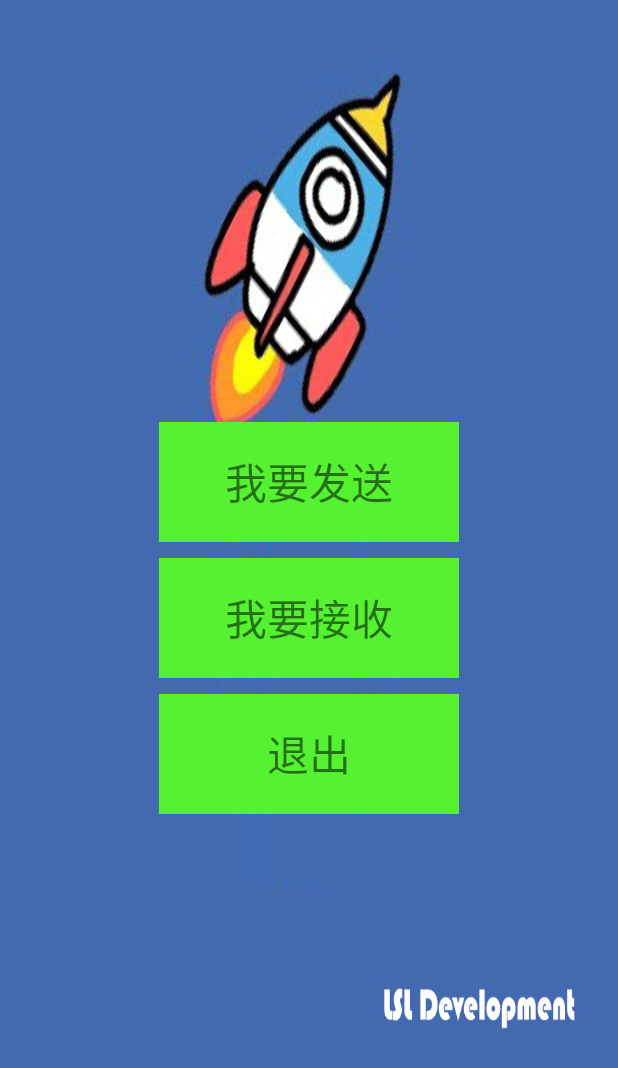
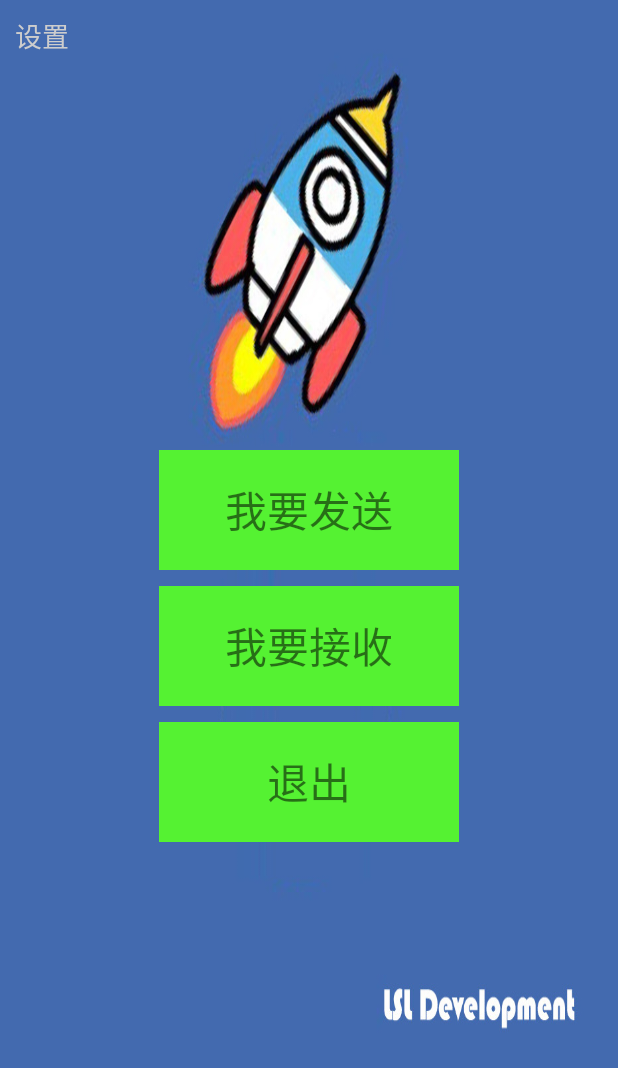
Before and after one commit to LSL-Git/WiFiDevelopment, an Android app: the screen it shows after launch (MainActivity), on a phone screen of 412 x 824 dp. Shown: the top 1068 px of the screen. Run offline under Robolectric (Android 15) with nearby library versions, the phone set to English and light mode, and no system bars.

Commit message:
进一步完善，并增添设置页面等

```diff
--- a/src/main/AndroidManifest.xml
+++ b/src/main/AndroidManifest.xml
@@ -13,7 +13,7 @@
 
     <application
         android:allowBackup="true"
-        android:icon="@mipmap/ic_launcher"
+        android:icon="@mipmap/app_img"
         android:label="@string/app_name"
         android:supportsRtl="true"
         android:theme="@style/AppTheme">
@@ -27,6 +27,7 @@
         <activity android:name=".activity.AcceptActivity"/>
         <activity android:name=".activity.SendActivity"/>
         <service android:name=".service.ListenService"/>
+        <activity android:name=".activity.SetActivity"/>
     </application>
 
 </manifest>
--- a/src/main/java/lsl/com/getphoneiptest/activity/MainActivity.java
+++ b/src/main/java/lsl/com/getphoneiptest/activity/MainActivity.java
@@ -4,6 +4,7 @@ import android.app.Activity;
 import android.content.BroadcastReceiver;
 import android.content.Context;
 import android.content.Intent;
+import android.content.SharedPreferences;
 import android.net.wifi.ScanResult;
 import android.net.wifi.WifiConfiguration;
 import android.net.wifi.WifiManager;
@@ -19,6 +20,7 @@ import java.util.ArrayList;
 import java.util.List;
 
 import lsl.com.getphoneiptest.R;
+import lsl.com.getphoneiptest.tool.MySharepreferences;
 
 /** 选择操作
  * Created by M1308_000 on 2016/9/18.
@@ -36,19 +38,26 @@ public class MainActivity extends Activity implements View.OnClickListener {
     private WifiReceiver wifiReceiver;
     private boolean isConnected = false;
     private TextView but_exit;
+    private TextView tv_set;
+    private MySharepreferences mspf;
 
     @Override
     protected void onCreate(Bundle savedInstanceState) {
         super.onCreate(savedInstanceState);
         setContentView(R.layout.activity_main);
 
+        mspf = new MySharepreferences(this);
+        mspf.Save("LSLLSL");
+
         but_send = (TextView) findViewById(R.id.but_sel_send);
         but_accept = (TextView) findViewById(R.id.but_sel_accept);
         but_exit = (TextView) findViewById(R.id.but_exit);
+        tv_set = (TextView) findViewById(R.id.tv_set);
 
         but_send.setOnClickListener(this);
         but_accept.setOnClickListener(this);
         but_exit.setOnClickListener(this);
+        tv_set.setOnClickListener(this);
         // 获取WiFi管理服务
         wifiManager = (WifiManager) getSystemService(Context.WIFI_SERVICE);
         wifiReceiver = new WifiReceiver();
@@ -72,10 +81,13 @@ public class MainActivity extends Activity implements View.OnClickListener {
                 Intent intent1 = new Intent(this, AcceptActivity.class);
                 startActivity(intent1);
                 wifiManager.startScan();
-//                Toast.makeText(this, "????????", 1).show();
                 break;
             case R.id.but_exit:
                 finish();
+                break;
+            case R.id.tv_set:
+                Intent intent2 = new Intent(this, SetActivity.class);
+                startActivity(intent2);
                 break;
         }
     }
@@ -90,7 +102,7 @@ public class MainActivity extends Activity implements View.OnClickListener {
             // 热点配置类
             WifiConfiguration apconfig = new WifiConfiguration();
             // 设置热点名称
-            apconfig.SSID = "LSL";
+            apconfig.SSID = mspf.ReadHpName().substring(3, mspf.ReadHpName().length());
             // 设置热点密码
             apconfig.preSharedKey = null;
             // 通过反射调用设置热点
@@ -121,7 +133,7 @@ public class MainActivity extends Activity implements View.OnClickListener {
         passableHotsPot = new ArrayList<>();
         for (ScanResult result : wifiList) {
             Log.e("MainActivity", result.SSID);
-            if ((result.SSID).contains("LSL")) {
+            if ((result.SSID).contains(mspf.ReadHpName().substring(3, mspf.ReadHpName().length()))) {
                 passableHotsPot.add(result.SSID);
             }
         }
--- a/src/main/java/lsl/com/getphoneiptest/service/ListenService.java
+++ b/src/main/java/lsl/com/getphoneiptest/service/ListenService.java
@@ -5,6 +5,7 @@ import android.app.Service;
 import android.content.Intent;
 import android.os.Environment;
 import android.os.IBinder;
+import android.widget.Toast;
 
 import java.io.File;
 import java.io.FileOutputStream;
--- /dev/null
+++ b/src/main/java/lsl/com/getphoneiptest/tool/MySharepreferences.java
@@ -0,0 +1,28 @@
+package lsl.com.getphoneiptest.tool;
+
+import android.content.Context;
+import android.content.SharedPreferences;
+
+/**  SharedPreferences 类有关操作
+ * Created by M1308_000 on 2016/10/11.
+ */
+public class MySharepreferences {
+
+    private Context mcontext;
+
+    public MySharepreferences(Context mcontext) {
+        this.mcontext = mcontext;
+    }
+
+    public void Save(String hp_name) {
+        SharedPreferences.Editor editor = mcontext.getSharedPreferences("hp_name.txt", 0).edit();
+        editor.putString("hp_name", hp_name);
+        editor.commit();
+    }
+
+    public String ReadHpName() {
+        SharedPreferences query = mcontext.getSharedPreferences("hp_name.txt", 0);
+        String name = query.getString("hp_name", "");
+        return name;
+    }
+}
--- a/src/main/res/layout/activity_main.xml
+++ b/src/main/res/layout/activity_main.xml
@@ -3,6 +3,22 @@
     android:orientation="vertical" android:layout_width="match_parent"
     android:layout_height="match_parent"
     android:background="@mipmap/mbg">
+
+    <LinearLayout
+        android:layout_width="match_parent"
+        android:layout_height="wrap_content">
+
+        <TextView
+            android:layout_marginTop="10dp"
+            android:textColor="@color/set"
+            android:id="@+id/tv_set"
+            android:clickable="true"
+            android:layout_marginLeft="10dp"
+            android:text="@string/setting"
+            android:textSize="18sp"
+            android:layout_width="wrap_content"
+            android:layout_height="wrap_content" />
+    </LinearLayout>
 
     <LinearLayout
         android:layout_width="wrap_content"
--- a/src/main/res/values/colors.xml
+++ b/src/main/res/values/colors.xml
@@ -4,4 +4,5 @@
     <color name="colorPrimaryDark">#303F9F</color>
     <color name="colorAccent">#1d880d</color>
     <color name="colorW">#FFFFFF</color>
+    <color name="set">#cdcdcd</color>
 </resources>
--- a/src/main/res/values/strings.xml
+++ b/src/main/res/values/strings.xml
@@ -1,5 +1,5 @@
 <resources>
-    <string name="app_name">GetPhoneIPTest</string>
+    <string name="app_name">WiFi文件传输</string>
     <string name="shuaxin">扫描</string>
     <string name="send_sel">我要发送</string>
     <string name="accept_sel">我要接收</string>
@@ -10,5 +10,7 @@
     <string name="but_select_file">选择文件</string>
     <string name="but_send">发送文件</string>
     <string name="but_s_hostpot">搜索热点</string>
-    <string name="w_accept">等待接收...</string>
+    <string name="w_accept">正等待接收...</string>
+    <string name="setting">设置</string>
+    <string name="save_set">保存设置</string>
 </resources>
```
Also changed, not shown: src/main/java/lsl/com/getphoneiptest/activity/AcceptActivity.java (+8 -4 lines), src/main/java/lsl/com/getphoneiptest/activity/SetActivity.java (added, +62 -0 lines), src/main/res/layout/activity_set.xml (added, +53 -0 lines), src/main/res/mipmap-hdpi/app_img.png (added).
